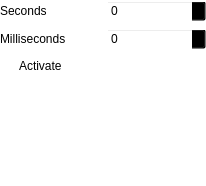
Elv13/sigrok_frontend, file widgets/timer.ui: the form before one commit.
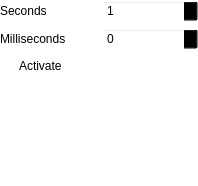
The form after the commit.

The edit to the form file:
```diff
--- a/widgets/timer.ui
+++ b/widgets/timer.ui
@@ -6,7 +6,7 @@
    <rect>
     <x>0</x>
     <y>0</y>
-    <width>206</width>
+    <width>198</width>
     <height>186</height>
    </rect>
   </property>
@@ -37,7 +37,11 @@
     </widget>
    </item>
    <item row="1" column="1">
-    <widget class="QSpinBox" name="spinBox_2"/>
+    <widget class="QSpinBox" name="m_pMilliSeconds">
+     <property name="maximum">
+      <number>999</number>
+     </property>
+    </widget>
    </item>
    <item row="3" column="0">
     <spacer name="verticalSpacer">
@@ -60,7 +64,14 @@
     </widget>
    </item>
    <item row="0" column="1">
-    <widget class="QSpinBox" name="spinBox"/>
+    <widget class="QSpinBox" name="m_pSeconds">
+     <property name="maximum">
+      <number>999999</number>
+     </property>
+     <property name="value">
+      <number>1</number>
+     </property>
+    </widget>
    </item>
    <item row="2" column="0" colspan="2">
     <widget class="QCheckBox" name="toolButton">
```
Left out of the diff: 59 changed lines with no effect on the pictures.
